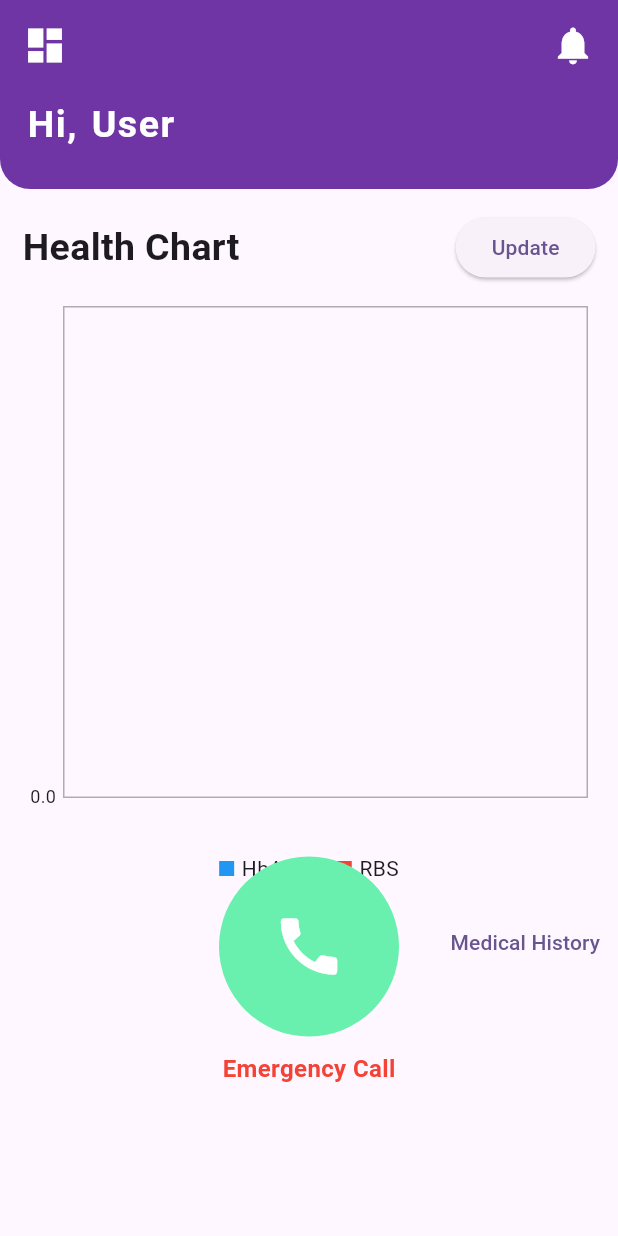
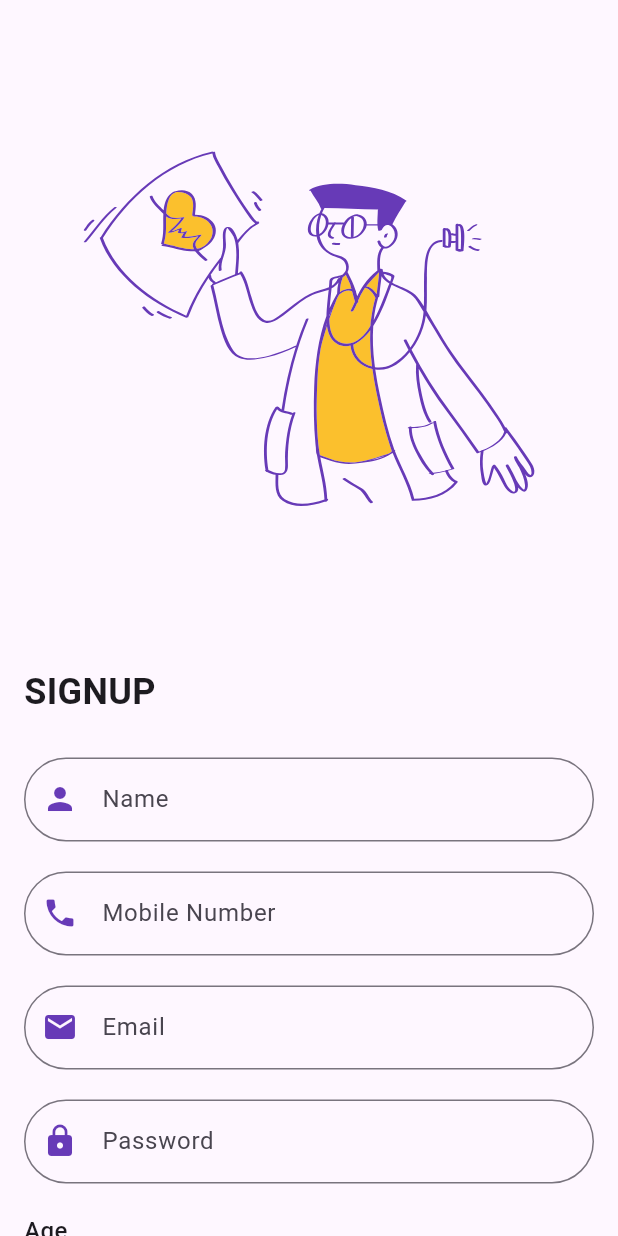
Before and after one commit to vxnkt/diabetes_management_app, a Flutter app: the screen it shows after launch, on a phone screen of 412 x 824 dp. Run offline on Flutter 3.47's test engine with Material 3 defaults, Android fonts, the phone set to English and light mode, and no system bars; drawn by our look-alikes of fl_chart; our stand-ins replace cloud_firestore, firebase_auth, firebase_core, flutter_svg; missing offline and left inert: flutter_phone_direct_caller; accounts and stored records are empty.

Commit message:
signup,login

```diff
--- /dev/null
+++ b/lib/SignUp.dart
@@ -0,0 +1,259 @@
+
+import 'package:flutter/material.dart';
+import 'package:flutter_svg/flutter_svg.dart'; // Add this import
+import 'package:appathon/auth_methods.dart';
+import '../login.dart';
+
+class SignUpScreen extends StatefulWidget {
+  @override
+  _SignUpScreenState createState() => _SignUpScreenState();
+}
+
+class _SignUpScreenState extends State<SignUpScreen> {
+  final TextEditingController nameController = TextEditingController();
+  final TextEditingController emailController = TextEditingController();
+  final TextEditingController passwordController = TextEditingController();
+  final TextEditingController mobileController = TextEditingController();
+
+  int selectedAge = 18;
+  String selectedGender = 'Male';
+  String selectedDiabetesType = 'Type 1';
+  String selectedDiabetesDuration = 'Less than 6 Months';
+
+  bool isLoading = false;
+
+  final List<int> ages = List<int>.generate(73, (i) => i + 18);
+  final List<String> diabetesTypes = ['Type 1', 'Type 2', 'Gestational Diabetes'];
+  final List<String> diabetesDurations = [
+    'Less than 6 Months', '1 year', '2 years', '3 years', '4 years', '5 years', '6 years',
+    '7 years', '8 years', '9 years', '10 years', '11 years', '12 and more than 12 years'
+  ];
+
+  void signUp() async {
+    if (nameController.text.isEmpty ||
+        emailController.text.isEmpty ||
+        passwordController.text.isEmpty ||
+        mobileController.text.isEmpty) {
+      ScaffoldMessenger.of(context).showSnackBar(
+        const SnackBar(content: Text('Please enter all the fields')),
+      );
+      return;
+    }
+    setState(() {
+      isLoading = true;
+    });
+
+    String res = await AuthMethods().signUpUser(
+      name: nameController.text,
+      age: selectedAge,
+      gender: selectedGender,
+      mobile: mobileController.text,
+      diabetesType: selectedDiabetesType,
+      diabetesDuration: selectedDiabetesDuration,
+      email: emailController.text,
+      password: passwordController.text,
+    );
+
+    setState(() {
+      isLoading = false;
+    });
+
+    if (res == 'Success') {
+      Navigator.pushReplacement(
+        context,
+        MaterialPageRoute(builder: (context) => LoginScreen()),
+      );
+    } else {
+      ScaffoldMessenger.of(context).showSnackBar(
+        SnackBar(content: Text(res)),
+      );
+    }
+  }
+
+  @override
+  Widget build(BuildContext context) {
+    Size size = MediaQuery.of(context).size;
+    return Scaffold(
+      body: SingleChildScrollView(
+        child: Padding(
+          padding: const EdgeInsets.all(16.0),
+          child: Column(
+            crossAxisAlignment: CrossAxisAlignment.start,
+            children: [
+              // SVG Image at the top
+              Center(
+                child: SvgPicture.asset(
+                  'assets/signup.svg', // Replace with your SVG file path
+                  height: size.height * 0.5, // Adjust the height as needed
+                ),
+              ),
+              SizedBox(height: size.height * 0.02),
+
+              // Title at the top
+              Text(
+                'SIGNUP',
+                style: TextStyle(
+                  fontSize: 24,
+                  fontWeight: FontWeight.bold,
+                ),
+              ),
+              SizedBox(height: size.height * 0.02),
+
+              // Form fields
+              _buildTextField(nameController, "Name", Icons.person),
+              _buildTextField(mobileController, "Mobile Number", Icons.phone),
+              _buildTextField(emailController, "Email", Icons.email),
+              _buildTextField(passwordController, "Password", Icons.lock, obscureText: true),
+
+              // Age dropdown
+              _buildDropdownField(
+                title: 'Age',
+                value: selectedAge,
+                items: ages.map((age) {
+                  return DropdownMenuItem<int>(
+                    value: age,
+                    child: Text(age.toString()),
+                  );
+                }).toList(),
+                onChanged: (value) {
+                  setState(() {
+                    selectedAge = value!;
+                  });
+                },
+              ),
+
+              // Gender dropdown
+              _buildDropdownField(
+                title: 'Gender',
+                value: selectedGender,
+                items: ['Male', 'Female', 'Other'].map((gender) {
+                  return DropdownMenuItem<String>(
+                    value: gender,
+                    child: Text(gender),
+                  );
+                }).toList(),
+                onChanged: (value) {
+                  setState(() {
+                    selectedGender = value!;
+                  });
+                },
+              ),
+
+              // Type of Diabetes dropdown
+              _buildDropdownField(
+                title: 'Type of Diabetes',
+                value: selectedDiabetesType,
+                items: diabetesTypes.map((type) {
+                  return DropdownMenuItem<String>(
+                    value: type,
+                    child: Text(type),
+                  );
+                }).toList(),
+                onChanged: (value) {
+                  setState(() {
+                    selectedDiabetesType = value!;
+                  });
+                },
+              ),
+
+              // Duration of Diabetes dropdown
+              _buildDropdownField(
+                title: 'Duration of Diabetes',
+                value: selectedDiabetesDuration,
+                items: diabetesDurations.map((duration) {
+                  return DropdownMenuItem<String>(
+                    value: duration,
+                    child: Text(duration),
+                  );
+                }).toList(),
+                onChanged: (value) {
+                  setState(() {
+                    selectedDiabetesDuration = value!;
+                  });
+                },
+              ),
+
+              SizedBox(height: size.height * 0.02),
+              isLoading
+                  ? Center(child: CircularProgressIndicator())
+                  : Center(
+                child: ElevatedButton(
+                  onPressed: signUp,
+                  style: ElevatedButton.styleFrom(
+                    backgroundColor: Colors.deepPurple, // Deep purple color
+                    padding: EdgeInsets.symmetric(vertical: 16, horizontal: 32), // Larger padding
+                    textStyle: TextStyle(fontSize: 18), // Larger text
+                  ),
+                  child: Text("Sign Up", style: TextStyle(color: Colors.white)),
+                ),
+              ),
+
+              SizedBox(height: size.height * 0.02),
+
+              // Redirect text
+              Center(
+                child: GestureDetector(
+                  onTap: () {
+                    Navigator.push(
+                      context,
+                      MaterialPageRoute(builder: (context) => LoginScreen()),
+                    );
+                  },
+                  child: Text(
+                    'Already signed in?',
+                    style: TextStyle(color: Colors.deepPurple, fontSize: 16),
+                  ),
+                ),
+              ),
+            ],
+          ),
+        ),
+      ),
+    );
+  }
+
+  Widget _buildTextField(
+      TextEditingController controller, String labelText, IconData icon, {bool obscureText = false}) {
+    return Padding(
+      padding: const EdgeInsets.symmetric(vertical: 10),
+      child: TextFormField(
+        controller: controller,
+        obscureText: obscureText,
+        decoration: InputDecoration(
+          prefixIcon: Icon(icon, color: Colors.deepPurple),
+          labelText: labelText,
+          border: OutlineInputBorder(
+            borderRadius: BorderRadius.circular(30),
+          ),
+        ),
+      ),
+    );
+  }
+
+  Widget _buildDropdownField({
+    required String title,
+    required dynamic value,
+    required List<DropdownMenuItem<dynamic>> items,
+    required void Function(dynamic) onChanged,
+  }) {
+    return Padding(
+      padding: const EdgeInsets.symmetric(vertical: 10),
+      child: Column(
+        crossAxisAlignment: CrossAxisAlignment.start,
+        children: [
+          Text(title, style: TextStyle(fontSize: 16, fontWeight: FontWeight.w500)),
+          DropdownButtonFormField<dynamic>(
+            value: value,
+            items: items,
+            onChanged: onChanged,
+            decoration: InputDecoration(
+              border: OutlineInputBorder(
+                borderRadius: BorderRadius.circular(30),
+              ),
+            ),
+          ),
+        ],
+      ),
+    );
+  }
+}
--- /dev/null
+++ b/lib/auth_methods.dart
@@ -0,0 +1,58 @@
+import 'package:cloud_firestore/cloud_firestore.dart';
+import 'package:firebase_auth/firebase_auth.dart';
+
+class AuthMethods {
+  final FirebaseAuth _auth = FirebaseAuth.instance;
+  final FirebaseFirestore _firestore = FirebaseFirestore.instance;
+
+  Future<String> signUpUser({
+    required String name,
+    required int age,
+    required String gender,
+    required String mobile,
+    required String diabetesType,
+    required String diabetesDuration,
+    required String email,
+    required String password,
+  }) async {
+    String res = "Something went wrong";
+    try {
+      UserCredential cred = await _auth.createUserWithEmailAndPassword(
+          email: email, password: password);
+
+      await _firestore.collection("users").doc(cred.user!.uid).set({
+        "name": name,
+        "age": age,
+        "gender": gender,
+        "mobile": mobile,
+        "diabetesType": diabetesType,
+        "diabetesDuration": diabetesDuration,
+        "email": email,
+        "uid": cred.user!.uid,
+      });
+
+      res = "Success";
+    } catch (e) {
+      res = e.toString();
+    }
+    return res;
+  }
+
+  Future<String> loginUser({
+    required String email,
+    required String password,
+  }) async {
+    String res = "Something went wrong";
+    try {
+      await _auth.signInWithEmailAndPassword(email: email, password: password);
+      res = "Success";
+    } catch (e) {
+      res = e.toString();
+    }
+    return res;
+  }
+
+  Future<void> signOut() async {
+    await _auth.signOut();
+  }
+}
--- a/lib/main.dart
+++ b/lib/main.dart
@@ -1,24 +1,23 @@
+import 'package:firebase_core/firebase_core.dart';
+import 'package:flutter/material.dart';
+import 'SignUp.dart'; // Import your SignUpScreen
 import 'package:appathon/home_page.dart';
-import 'package:appathon/quiz/quizStart_screen.dart';
-import 'package:flutter/material.dart';
 
-void main() {
-  runApp(const MyApp());
+void main() async {
+  WidgetsFlutterBinding.ensureInitialized();
+  await Firebase.initializeApp();  // Initialize Firebase
+  runApp(MyApp());
 }
 
 class MyApp extends StatelessWidget {
-  const MyApp({super.key});
-
   @override
   Widget build(BuildContext context) {
     return MaterialApp(
-      debugShowCheckedModeBanner: false,
-      title: 'Diabetes Management App',
+      title: 'Appathon',
       theme: ThemeData(
-        colorScheme: ColorScheme.fromSeed(seedColor: Colors.deepPurple),
-        useMaterial3: true,
+        primarySwatch: Colors.deepPurple,
       ),
-      home: HomePage(),
+      home: SignUpScreen(),  // Set the SignUpScreen as the default
     );
   }
 }
```
Also changed, not shown: lib/LogIn.dart (added, +148 -0 lines), pubspec.yaml (+18 -4 lines), assets/login.svg (added), assets/signup.svg (added), pubspec.lock, 9 other files.
